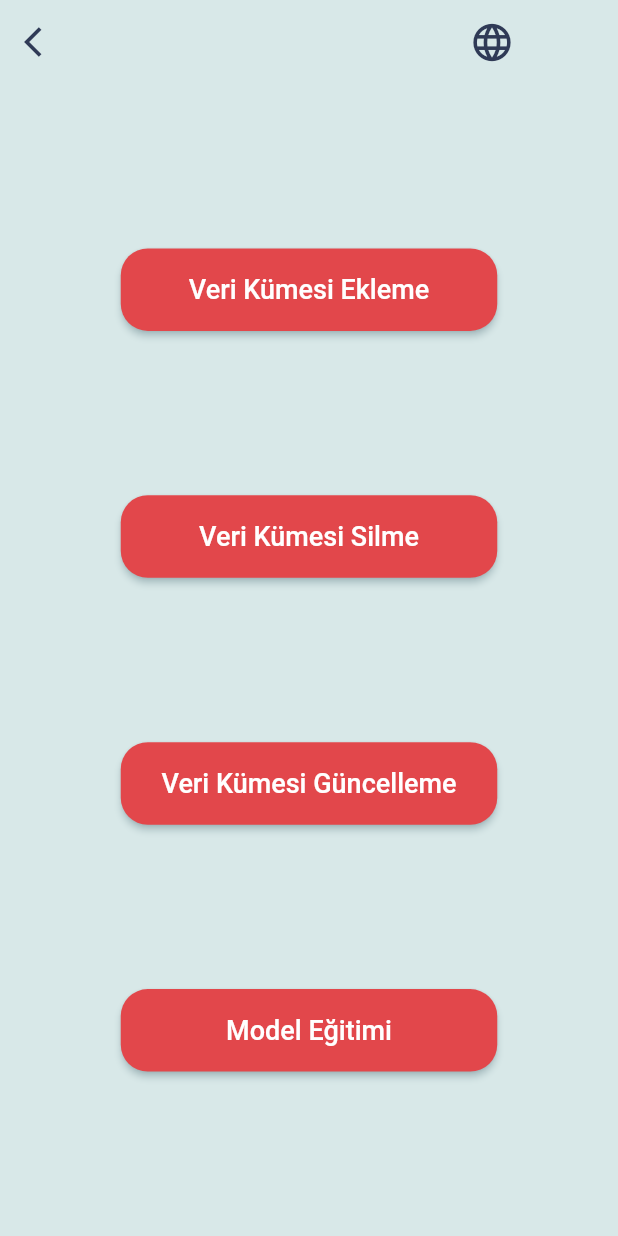
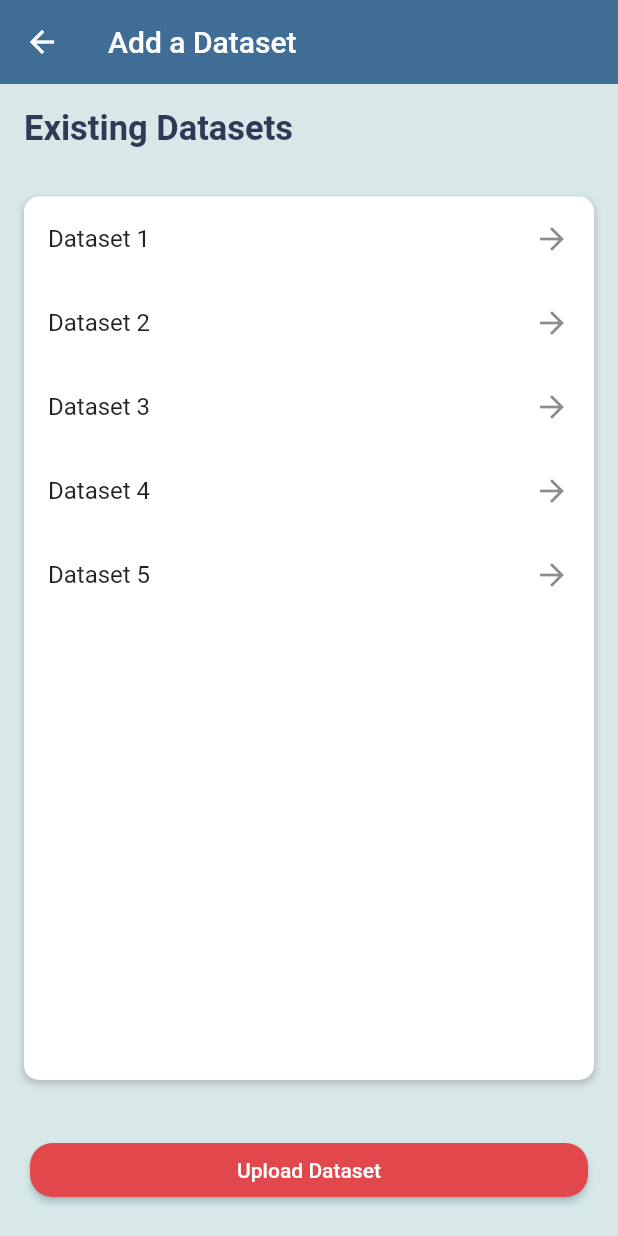
Before and after one commit to begumzengin/ParsyBot, a Flutter app: the LightAdminPage screen opened directly, after a tap on "Veri Kümesi Ekleme", on a phone screen of 412 x 824 dp. Run offline on Flutter 3.47's test engine with Material 2 defaults, Android fonts, the phone set to English and light mode, and no system bars; our stand-ins replace firebase_auth, firebase_core, flutter_spinkit, google_fonts, speech_to_text; accounts and stored records are empty.

Commit message:
add dataset page implemented

```diff
--- a/parsybot/lib/screens/admin_screens/add_dataset_page.dart
+++ b/parsybot/lib/screens/admin_screens/add_dataset_page.dart
@@ -0,0 +1,73 @@
+import 'package:flutter/material.dart';
+import 'package:parsybot/constants.dart';
+
+class AddDatasetPage extends StatelessWidget {
+  @override
+  Widget build(BuildContext context) {
+    return Scaffold(
+      appBar: AppBar(
+        elevation: 0,
+        title: Text('Add a Dataset'),
+        backgroundColor: sanMarino,
+      ),
+      backgroundColor: lightBackground,
+      body: Column(
+        crossAxisAlignment: CrossAxisAlignment.stretch,
+        children: [
+          Padding(
+            padding: const EdgeInsets.all(16.0),
+            child: Text(
+              'Existing Datasets',
+              style: TextStyle(
+                  fontSize: 23.0,
+                  fontWeight: FontWeight.bold,
+                  color: pickledBluewood),
+            ),
+          ),
+          Expanded(
+            child: Container(
+              decoration: BoxDecoration(
+                color: Colors.white,
+                borderRadius: BorderRadius.circular(10.0),
+                boxShadow: [
+                  BoxShadow(
+                    color: Colors.grey.withOpacity(0.5),
+                    spreadRadius: 1,
+                    blurRadius: 3,
+                    offset: Offset(0, 2),
+                  ),
+                ],
+              ),
+              margin: EdgeInsets.all(16.0),
+              child: ListView.builder(
+                itemCount: 5, // replace with actual dataset count
+                itemBuilder: (BuildContext context, int index) {
+                  return ListTile(
+                    title: Text('Dataset ${index + 1}'),
+                    trailing: Icon(Icons.arrow_forward),
+                    onTap: () {
+                      // navigate to dataset details page
+                    },
+                  );
+                },
+              ),
+            ),
+          ),
+          Padding(
+            padding: const EdgeInsets.all(20),
+            child: ElevatedButton(
+                onPressed: () {},
+                child: Text('Upload Dataset'),
+                style: ButtonStyle(
+                  backgroundColor: MaterialStateProperty.all<Color>(cinnabar),
+                  shadowColor: MaterialStateProperty.all<Color>(sinbad),
+                  shape: MaterialStateProperty.all<RoundedRectangleBorder>(
+                      RoundedRectangleBorder(
+                          borderRadius: BorderRadius.circular(15.0))),
+                )),
+          ),
+        ],
+      ),
+    );
+  }
+}
--- a/parsybot/lib/screens/admin_screens/light_admin_page.dart
+++ b/parsybot/lib/screens/admin_screens/light_admin_page.dart
@@ -1,5 +1,6 @@
 import 'package:parsybot/constants.dart';
 import 'package:flutter/material.dart';
+import 'package:parsybot/screens/admin_screens/add_dataset_page.dart';
 import 'package:parsybot/screens/light_landing_page.dart';
 
 class LightAdminPage extends StatelessWidget {
@@ -36,7 +37,12 @@ class LightAdminPage extends StatelessWidget {
                 width: 251,
                 height: 55,
                 child: ElevatedButton(
-                    onPressed: () {},
+                    onPressed: () {
+                      Navigator.push(
+                          context,
+                          MaterialPageRoute(
+                              builder: (context) => AddDatasetPage()));
+                    },
                     child: Text('Veri Kümesi Ekleme',
                         style: TextStyle(color: Colors.white, fontSize: 18)),
                     style: ButtonStyle(
```
